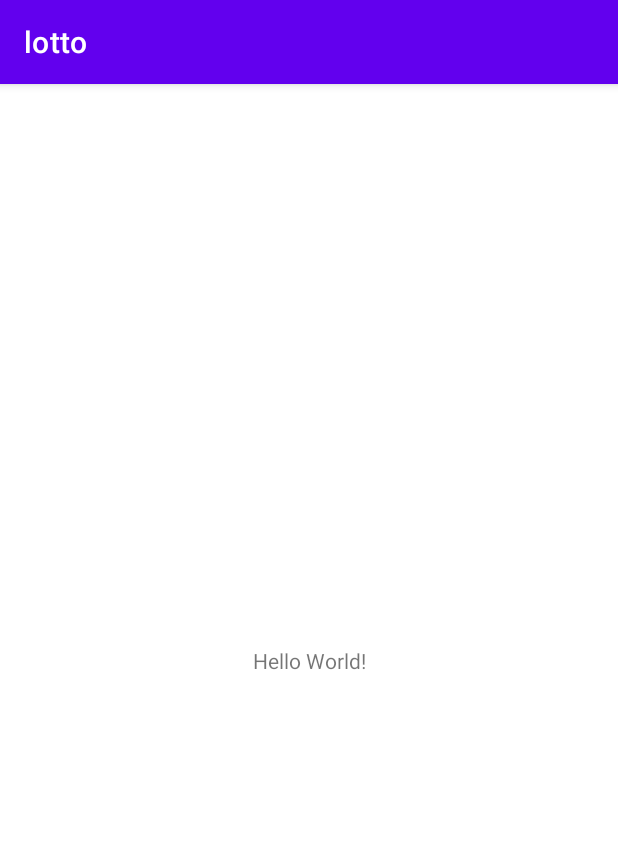
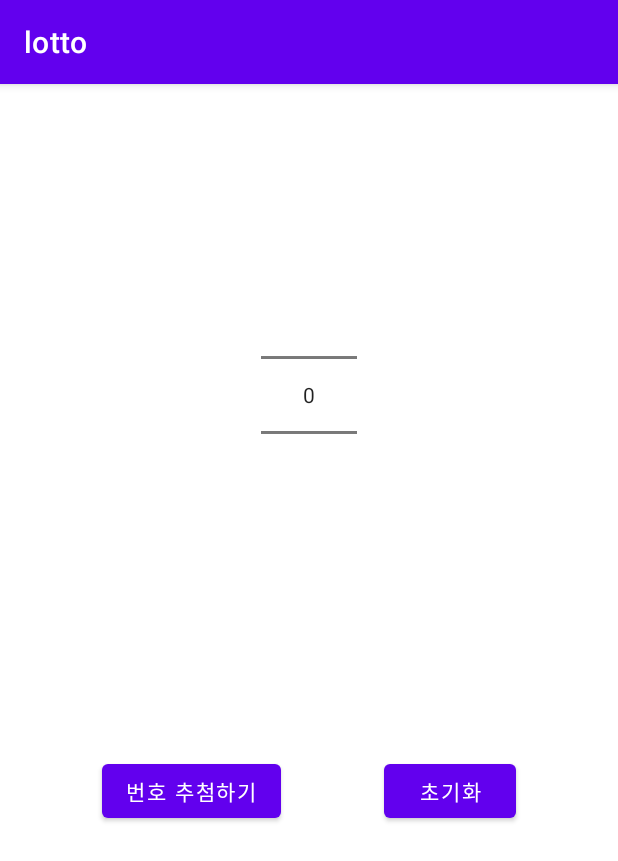
Before and after one commit to skdud4659/kotlin, an Android app: the screen it shows after launch (MainActivity), on a phone screen of 412 x 824 dp. Shown: the top 861 px of the screen. Run offline under Robolectric (Android 15) with nearby library versions, the phone set to English and light mode, and no system bars.

Commit message:
[-] - project2. Lotto base UI 진행중

```diff
--- a/Lotto/app/src/main/res/layout/activity_main.xml
+++ b/Lotto/app/src/main/res/layout/activity_main.xml
@@ -6,13 +6,34 @@
   android:layout_height="match_parent"
   tools:context=".MainActivity">
 
-  <TextView
+  <NumberPicker
+    android:id="@+id/number_picker"
     android:layout_width="wrap_content"
     android:layout_height="wrap_content"
-    android:text="Hello World!"
+    app:layout_constraintVertical_bias="0.2"
+    app:layout_constraintTop_toTopOf="parent"
+    app:layout_constraintLeft_toLeftOf="parent"
     app:layout_constraintBottom_toBottomOf="parent"
-    app:layout_constraintLeft_toLeftOf="parent"
-    app:layout_constraintRight_toRightOf="parent"
-    app:layout_constraintTop_toTopOf="parent" />
+    app:layout_constraintRight_toRightOf="parent" />
+
+  <Button
+    android:id="@+id/btn_add"
+    android:layout_width="wrap_content"
+    android:layout_height="wrap_content"
+    android:layout_marginTop="150dp"
+    android:text="번호 추첨하기"
+    app:layout_constraintHorizontal_chainStyle="spread"
+    app:layout_constraintTop_toBottomOf="@+id/number_picker"
+    app:layout_constraintStart_toStartOf="parent"
+    app:layout_constraintEnd_toStartOf="@+id/reset" />
+  <Button
+    android:id="@+id/reset"
+    android:layout_width="wrap_content"
+    android:layout_height="wrap_content"
+    android:layout_marginTop="150dp"
+    android:text="초기화"
+    app:layout_constraintStart_toEndOf="@+id/btn_add"
+    app:layout_constraintEnd_toEndOf="parent"
+    app:layout_constraintTop_toBottomOf="@+id/number_picker"/>
 
 </androidx.constraintlayout.widget.ConstraintLayout>
```
